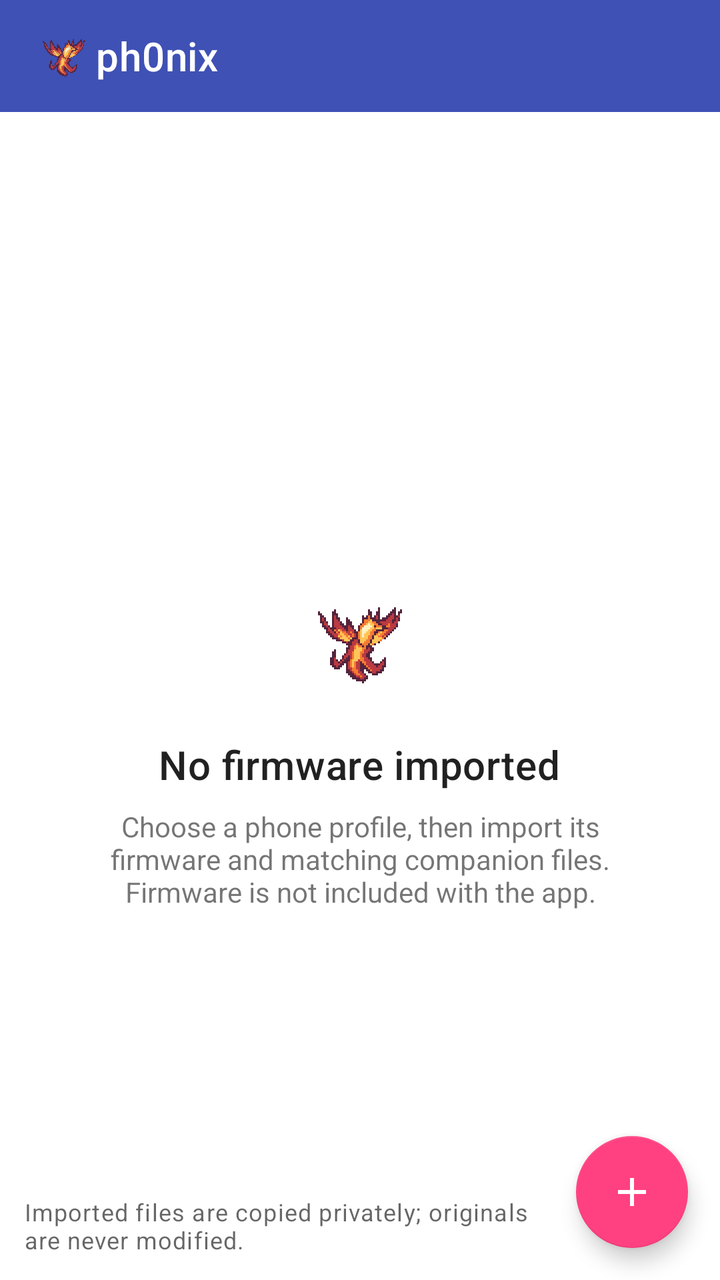
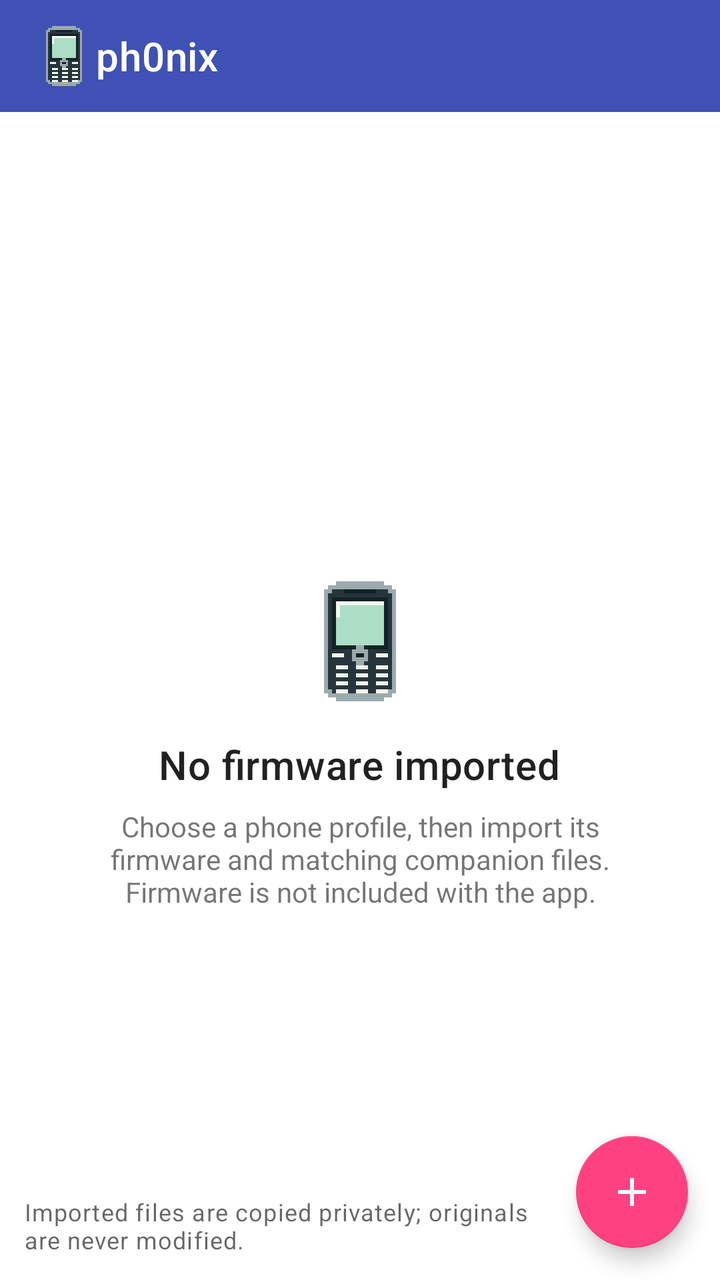

Screens rendered from an Android XML layout before and after an edit, with the pre-edit source and the edit as a unified diff.
<!-- AndroidManifest.xml: application theme Theme.SamsungE830 -->
<!-- res/layout/activity_main.xml -->
<?xml version="1.0" encoding="utf-8"?>
<LinearLayout xmlns:android="http://schemas.android.com/apk/res/android"
    xmlns:app="http://schemas.android.com/apk/res-auto"
    android:id="@+id/root"
    android:layout_width="match_parent"
    android:layout_height="match_parent"
    android:orientation="vertical"
    android:background="?attr/colorSurface">
    <com.google.android.material.appbar.MaterialToolbar
        android:id="@+id/toolbar"
        android:layout_width="match_parent"
        android:layout_height="?attr/actionBarSize"
        android:background="@color/primary"
        app:logo="@drawable/ic_phoenix"
        app:logoDescription="@string/phoenix_logo_description"
        app:title="@string/library_title"
        app:titleTextColor="#FFFFFF"
        app:popupTheme="@style/ThemeOverlay.SamsungE830.AppBar" />
    <com.google.android.material.tabs.TabLayout
        android:id="@+id/tabs"
        android:layout_width="match_parent"
        android:layout_height="wrap_content" />
    <FrameLayout
        android:layout_width="match_parent"
        android:layout_height="0dp"
        android:layout_weight="1">
        <FrameLayout
            android:id="@+id/library_container"
            android:layout_width="match_parent"
            android:layout_height="match_parent">
            <androidx.recyclerview.widget.RecyclerView
                android:id="@+id/recycler"
                android:layout_width="match_parent"
                android:layout_height="match_parent"
                android:padding="8dp"
                android:paddingBottom="88dp"
                android:clipToPadding="false" />
            <LinearLayout
                android:id="@+id/empty_state"
                android:layout_width="match_parent"
                android:layout_height="match_parent"
                android:orientation="vertical"
                android:gravity="center"
                android:padding="32dp">
                <ImageView
                    android:layout_width="64dp"
                    android:layout_height="64dp"
                    android:src="@drawable/ic_phoenix"
                    android:contentDescription="@null" />
                <TextView
                    android:id="@+id/empty_title"
                    android:layout_width="wrap_content"
                    android:layout_height="wrap_content"
                    android:layout_marginTop="16dp"
                    android:gravity="center"
                    android:text="@string/empty_title"
                    android:textAppearance="?attr/textAppearanceHeadline6" />
                <TextView
                    android:layout_width="wrap_content"
                    android:layout_height="wrap_content"
                    android:layout_marginTop="8dp"
                    android:gravity="center"
                    android:text="@string/empty_body" />
            </LinearLayout>
            <TextView
                android:id="@+id/status"
                android:layout_width="match_parent"
                android:layout_height="wrap_content"
                android:layout_gravity="bottom"
                android:background="?attr/colorSurface"
                android:padding="12dp"
                android:paddingEnd="88dp"
                android:maxLines="3"
                android:text="@string/source_files_untouched"
                android:textAppearance="?attr/textAppearanceCaption" />
            <com.google.android.material.floatingactionbutton.FloatingActionButton
                android:id="@+id/fab_import"
                android:layout_width="wrap_content"
                android:layout_height="wrap_content"
                android:layout_gravity="bottom|end"
                android:layout_margin="16dp"
                android:contentDescription="@string/import_firmware"
                app:srcCompat="@drawable/ic_add" />
        </FrameLayout>
        <ScrollView
            android:id="@+id/devices_container"
            android:layout_width="match_parent"
            android:layout_height="match_parent"
            android:visibility="gone">
            <LinearLayout
                android:id="@+id/devices_content"
                android:layout_width="match_parent"
                android:layout_height="wrap_content"
                android:orientation="vertical"
                android:padding="20dp" />
        </ScrollView>
        <ScrollView
            android:id="@+id/settings_container"
            android:layout_width="match_parent"
            android:layout_height="match_parent"
            android:visibility="gone">
            <LinearLayout
                android:id="@+id/settings_content"
                android:layout_width="match_parent"
                android:layout_height="wrap_content"
                android:orientation="vertical"
                android:padding="20dp" />
        </ScrollView>
    </FrameLayout>
</LinearLayout>
<!-- resources referenced by this layout -->
<resources>
  <color name="primary">#3F51B5</color>
  <!-- drawable ic_add (drawable) -->
  <vector xmlns:android="http://schemas.android.com/apk/res/android"
      android:width="24dp"
      android:height="24dp"
      android:viewportWidth="24"
      android:viewportHeight="24"
      android:tint="?attr/colorOnPrimary">
      <path
          android:fillColor="@android:color/white"
          android:pathData="M19,13h-6v6h-2v-6H5v-2h6V5h2v6h6v2z" />
  </vector>
  <!-- drawable ic_phoenix: vector/xml drawable (drawable, 6472 chars, omitted) -->
  <string name="empty_body">Choose a phone profile, then import its firmware and matching companion files. Firmware is not included with the app.</string>
  <string name="empty_title">No firmware imported</string>
  <string name="import_firmware">Import firmware</string>
  <string name="library_title">ph0nix</string>
  <string name="phoenix_logo_description">ph0nix phoenix</string>
  <string name="source_files_untouched">Imported files are copied privately; originals are never modified.</string>
  <style name="ThemeOverlay.SamsungE830.AppBar" parent="ThemeOverlay.MaterialComponents.Dark.ActionBar">
          <item name="colorControlNormal">#FFFFFF</item>
      </style>
  <style name="Theme.SamsungE830" parent="Theme.MaterialComponents.DayNight.NoActionBar">
          <item name="colorPrimary">@color/primary</item>
          <item name="colorPrimaryVariant">@color/primary_dark</item>
          <item name="colorOnPrimary">#FFFFFF</item>
          <item name="colorSecondary">@color/accent</item>
          <item name="colorOnSecondary">#FFFFFF</item>
          <item name="android:statusBarColor" tools:targetApi="21">@color/primary_dark</item>
          <item name="android:windowBackground">?attr/colorSurface</item>
      </style>
  <color name="primary_dark">#303F9F</color>
  <color name="accent">#FF4081</color>
</resources>

<!-- the commit's change to res/layout/activity_main.xml (unified diff, before → after) -->
@@ -11,8 +11,8 @@
         android:layout_width="match_parent"
         android:layout_height="?attr/actionBarSize"
         android:background="@color/primary"
-        app:logo="@drawable/ic_phoenix"
-        app:logoDescription="@string/phoenix_logo_description"
+        app:logo="@drawable/ic_logo"
+        app:logoDescription="@string/logo_description"
         app:title="@string/library_title"
         app:titleTextColor="#FFFFFF"
         app:popupTheme="@style/ThemeOverlay.SamsungE830.AppBar" />
@@ -45,7 +45,7 @@
                 <ImageView
                     android:layout_width="64dp"
                     android:layout_height="64dp"
-                    android:src="@drawable/ic_phoenix"
+                    android:src="@drawable/ic_logo"
                     android:contentDescription="@null" />
                 <TextView
                     android:id="@+id/empty_title"
<!-- resource entries referenced after the edit -->
@@ -12,12 +12,12 @@
           android:fillColor="@android:color/white"
           android:pathData="M19,13h-6v6h-2v-6H5v-2h6V5h2v6h6v2z" />
   </vector>
-  <!-- drawable ic_phoenix: vector/xml drawable (drawable, 6472 chars, omitted) -->
+  <!-- drawable ic_logo: vector/xml drawable (drawable, 2884 chars, omitted) -->
   <string name="empty_body">Choose a phone profile, then import its firmware and matching companion files. Firmware is not included with the app.</string>
   <string name="empty_title">No firmware imported</string>
   <string name="import_firmware">Import firmware</string>
   <string name="library_title">ph0nix</string>
-  <string name="phoenix_logo_description">ph0nix phoenix</string>
+  <string name="logo_description">Ph0nix button phone</string>
   <string name="source_files_untouched">Imported files are copied privately; originals are never modified.</string>
   <style name="ThemeOverlay.SamsungE830.AppBar" parent="ThemeOverlay.MaterialComponents.Dark.ActionBar">
           <item name="colorControlNormal">#FFFFFF</item>
